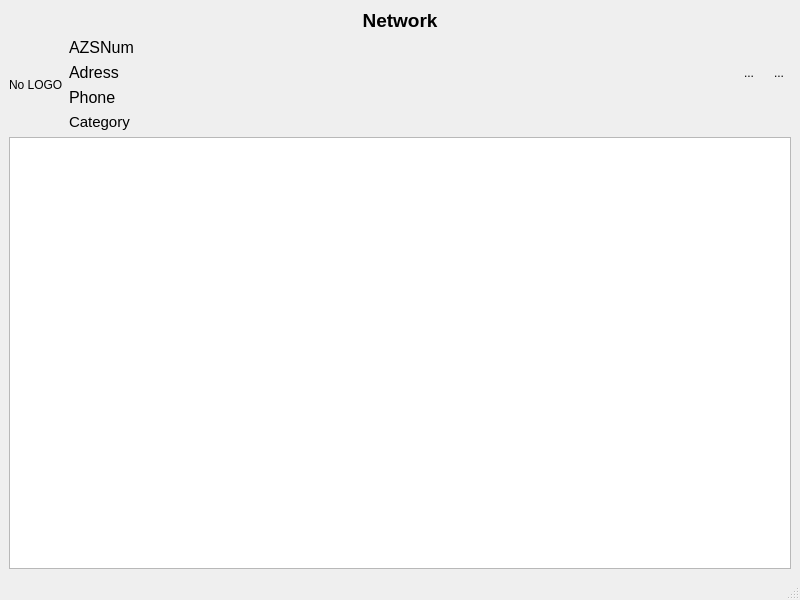
Qt form ObjectWorkplace/objectworkplacewindow.ui (rust3128/Spacer) before a commit.
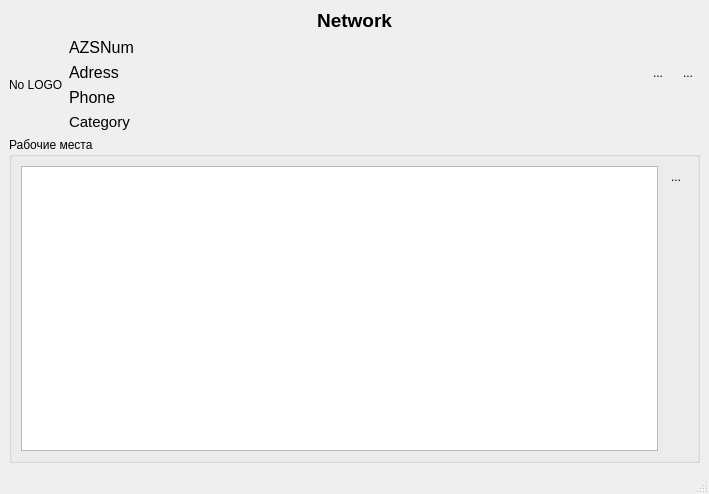
The same form after that commit. Icons and pictures are not drawn.

```diff
--- a/ObjectWorkplace/objectworkplacewindow.ui
+++ b/ObjectWorkplace/objectworkplacewindow.ui
@@ -6,15 +6,15 @@
    <rect>
     <x>0</x>
     <y>0</y>
-    <width>800</width>
-    <height>600</height>
+    <width>709</width>
+    <height>494</height>
    </rect>
   </property>
   <property name="windowTitle">
    <string>MainWindow</string>
   </property>
   <widget class="QWidget" name="centralwidget">
-   <layout class="QGridLayout" name="gridLayout">
+   <layout class="QGridLayout" name="gridLayout_2">
     <item row="0" column="0">
      <layout class="QGridLayout" name="gridLayoutTitle" columnstretch="0,1,0,0">
       <item row="1" column="2" rowspan="3">
@@ -146,6 +146,12 @@
      </layout>
     </item>
     <item row="1" column="0">
+     <widget class="QGroupBox" name="groupBox">
+      <property name="title">
+       <string>Рабочие места</string>
+      </property>
+      <layout class="QGridLayout" name="gridLayout">
+       <item row="0" column="0">
      <widget class="QListWidget" name="listWidget">
       <property name="isWrapping" stdset="0">
        <bool>false</bool>
@@ -158,6 +164,32 @@
       </property>
      </widget>
     </item>
+       <item row="0" column="1" alignment="Qt::AlignTop">
+        <widget class="QToolButton" name="toolButtonAddWorkPlace">
+         <property name="toolTip">
+          <string>&lt;html&gt;&lt;head/&gt;&lt;body&gt;&lt;p&gt;Добавить рабочее место...&lt;/p&gt;&lt;/body&gt;&lt;/html&gt;</string>
+         </property>
+         <property name="text">
+          <string>...</string>
+         </property>
+         <property name="icon">
+          <iconset resource="../resource.qrc">
+           <normaloff>:/Images/add_plus_icon.png</normaloff>:/Images/add_plus_icon.png</iconset>
+         </property>
+         <property name="iconSize">
+          <size>
+           <width>32</width>
+           <height>32</height>
+          </size>
+         </property>
+         <property name="autoRaise">
+          <bool>true</bool>
+         </property>
+        </widget>
+       </item>
+      </layout>
+     </widget>
+    </item>
    </layout>
   </widget>
   <widget class="QMenuBar" name="menubar">
```
Left out of the diff: 2 changed lines with no effect on the pictures. Lines whose indentation alone changed are shown as unchanged.
